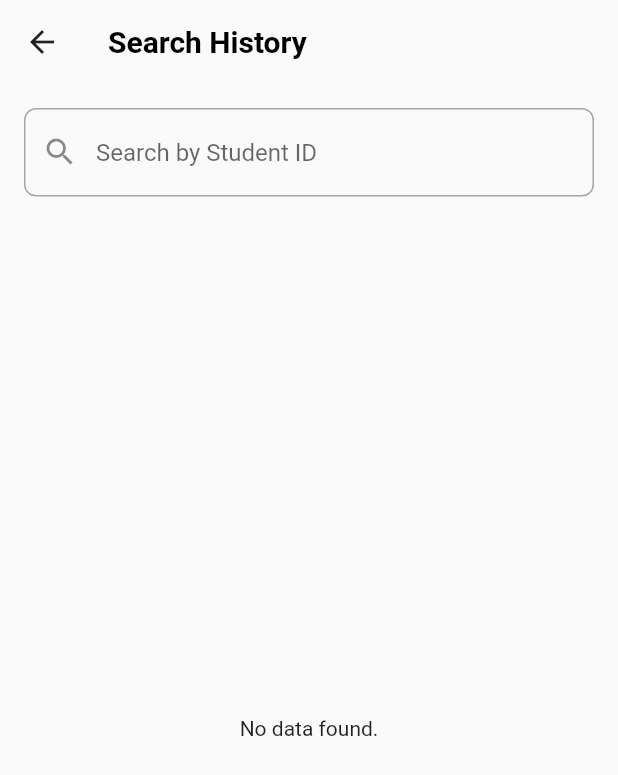
After one commit to Sajib-IT/Syllabus-Pedia, a Flutter app: the SearchHistoryView screen opened directly, on a phone screen of 412 x 824 dp. The commit adds this screen. Shown: the top 775 px of the screen. Run offline on Flutter 3.47's test engine with Material 3 defaults, Android fonts, the phone set to English and light mode, and no system bars; our stand-ins replace cloud_firestore, dropdown_button2, firebase_auth, firebase_core, flutter_easyloading, fluttertoast and 4 more; missing offline and left inert: flutter_multi_select_items, pigment; accounts and stored records are empty.

Commit message:
added search history feature

```diff
--- /dev/null
+++ b/lib/view/admin/search_history/search_history_controller.dart
@@ -0,0 +1,6 @@
+import 'package:flutter/material.dart';
+import 'package:get/get.dart';
+
+class SearchHistoryController extends GetxController{
+
+}
--- /dev/null
+++ b/lib/view/admin/search_history/search_history_view.dart
@@ -0,0 +1,165 @@
+import 'package:cloud_firestore/cloud_firestore.dart';
+import 'package:flutter/material.dart';
+import 'package:get/get.dart';
+import 'package:syllabus_pedia/view/admin/search_history/search_history_widget.dart';
+import 'package:syllabus_pedia/widgets/button/semester_button.dart';
+import 'package:syllabus_pedia/widgets/ui_helper/ui_helper.dart';
+
+
+import 'package:flutter/material.dart';
+import 'package:cloud_firestore/cloud_firestore.dart';
+
+class SearchHistoryView extends StatefulWidget {
+  const SearchHistoryView({super.key});
+
+  @override
+  _SearchHistoryViewState createState() => _SearchHistoryViewState();
+}
+
+class _SearchHistoryViewState extends State<SearchHistoryView> {
+  final TextEditingController _searchController = TextEditingController();
+  String _searchText = '';
+
+  @override
+  void dispose() {
+    _searchController.dispose();
+    super.dispose();
+  }
+
+  @override
+  Widget build(BuildContext context) {
+    return Scaffold(
+      appBar: AppBar(
+        title: UIHelper().drawAppbarTitle(title: "Search History"),
+      ),
+      body: Column(
+        children: [
+          // Search Bar
+          Padding(
+            padding: const EdgeInsets.all(16.0),
+            child: TextField(
+              controller: _searchController,
+              decoration: InputDecoration(
+                hintText: 'Search by Student ID',
+                prefixIcon: const Icon(Icons.search),
+                border: OutlineInputBorder(
+                  borderRadius: BorderRadius.circular(8.0),
+                ),
+              ),
+              onChanged: (value) {
+                setState(() {
+                  _searchText = value.trim();
+                });
+              },
+            ),
+          ),
+          // StreamBuilder to fetch and display data
+          Expanded(
+            child: StreamBuilder<QuerySnapshot>(
+              stream: FirebaseFirestore.instance.collection('user').snapshots(),
+              builder: (context, snapshot) {
+                if (snapshot.connectionState == ConnectionState.waiting) {
+                  return const Center(child: CircularProgressIndicator());
+                }
+
+                if (snapshot.hasError) {
+                  return Center(child: Text('Error: ${snapshot.error}'));
+                }
+
+                if (!snapshot.hasData || snapshot.data!.docs.isEmpty) {
+                  return const Center(child: Text('No data found.'));
+                }
+
+                // Extract data from the snapshot
+                final userDocs = snapshot.data!.docs;
+
+                // Filter documents based on partial match of studentId
+                final filteredUsers = userDocs.where((doc) {
+                  final userData = doc.data() as Map<String, dynamic>;
+                  final studentId = userData['studentId'] ?? '';
+                  final isAdmin = userData['isAdmin'] ?? false;
+
+                  // Only include non-admin users whose studentId partially matches the search text
+                  return !isAdmin && studentId.contains(_searchText);
+                }).toList();
+
+                if (filteredUsers.isEmpty) {
+                  return const Center(child: Text('No matching users found.'));
+                }
+
+                return ListView.builder(
+                  itemCount: filteredUsers.length,
+                  itemBuilder: (context, index) {
+                    final userData = filteredUsers[index].data() as Map<String, dynamic>;
+                    final studentId = userData['studentId'] ?? 'No Student ID';
+
+                    return Padding(
+                      padding: const EdgeInsets.symmetric(horizontal: 16.0),
+                      child: SemesterButton(
+                        onTab: () {
+                          Get.to(()=> SearchHistoryWidget(studentId: studentId));
+                        },
+                        text: studentId,
+                        isCenter: false,
+                      ),
+                    );
+                  },
+                );
+              },
+            ),
+          ),
+        ],
+      ),
+    );
+  }
+}
+
+// class SearchHistoryView extends StatelessWidget {
+//   const SearchHistoryView({super.key});
+//
+//   @override
+//   Widget build(BuildContext context) {
+//     return Scaffold(
+//       appBar: AppBar(
+//         title: UIHelper().drawAppbarTitle(title: "Search History"),
+//       ),
+//       body: StreamBuilder<QuerySnapshot>(
+//         // Fetch data from the 'user' collection
+//         stream: FirebaseFirestore.instance.collection('user').snapshots(),
+//         builder: (context, snapshot) {
+//           if (snapshot.connectionState == ConnectionState.waiting) {
+//             return const Center(child: CircularProgressIndicator());
+//           }
+//
+//           if (snapshot.hasError) {
+//             return Center(child: Text('Error: ${snapshot.error}'));
+//           }
+//
+//           if (!snapshot.hasData || snapshot.data!.docs.isEmpty) {
+//             return const Center(child: Text('No data found.'));
+//           }
+//
+//           final userDocs = snapshot.data!.docs;
+//
+//           return ListView.builder(
+//             itemCount: userDocs.length,
+//             itemBuilder: (context, index) {
+//               final userData = userDocs[index].data() as Map<String, dynamic>;
+//               final studentId = userData['studentId'] ?? 'No Student ID';
+//               final isAdmin = userData['isAdmin'] ?? false;
+//
+//               return !isAdmin ? Padding(
+//                 padding: const EdgeInsets.symmetric(horizontal: 16.0),
+//                 child: SemesterButton(
+//                   onTab: (){},
+//                  text: studentId,
+//                   isCenter: false,
+//                 ),
+//               ) : SizedBox();
+//             },
+//           );
+//         },
+//       ),
+//     );
+//   }
+// }
--- a/lib/view/semester_name/widget/drawer_view.dart
+++ b/lib/view/semester_name/widget/drawer_view.dart
@@ -3,6 +3,7 @@ import 'package:firebase_auth/firebase_auth.dart';
 import 'package:flutter/material.dart';
 import 'package:get/get.dart';
 import 'package:syllabus_pedia/utils/user_or_admin.dart';
+import 'package:syllabus_pedia/view/admin/search_history/search_history_view.dart';
 import 'package:syllabus_pedia/view/feedback/admin_feedback.dart';
 import 'package:syllabus_pedia/view/feedback/user_feedback.dart';
 import 'package:syllabus_pedia/view/profile/profile_view.dart';
@@ -49,7 +50,7 @@ class DrawerView extends StatelessWidget {
               ),
               onTap: () {
                 Get.back();
-                // Get.to(() => ProfileView());
+                Get.to(() => SearchHistoryView());
               },
             ),
           if(UserOrAdmin().isAdmin)
--- a/lib/widgets/button/semester_button.dart
+++ b/lib/widgets/button/semester_button.dart
@@ -2,10 +2,11 @@ import 'package:flutter/material.dart';
 
 class SemesterButton extends StatelessWidget {
   final String text;
+  final bool isCenter;
   final FontWeight? fontWeight;
   final VoidCallback? onTab;
   const SemesterButton(
-      {super.key, required this.text, this.onTab, this.fontWeight});
+      {super.key, required this.text, this.onTab, this.fontWeight, this.isCenter = true});
 
   @override
   Widget build(BuildContext context) {
@@ -21,7 +22,7 @@ class SemesterButton extends StatelessWidget {
           ),
           child: Text(
             text,
-            textAlign: TextAlign.center,
+            textAlign: isCenter ?TextAlign.center : TextAlign.start,
             style: TextStyle(
               fontSize: 17,
               fontWeight: fontWeight ?? FontWeight.w500,
```
Also changed, not shown: lib/view/admin/search_history/search_history_widget.dart (added, +113 -0 lines).
